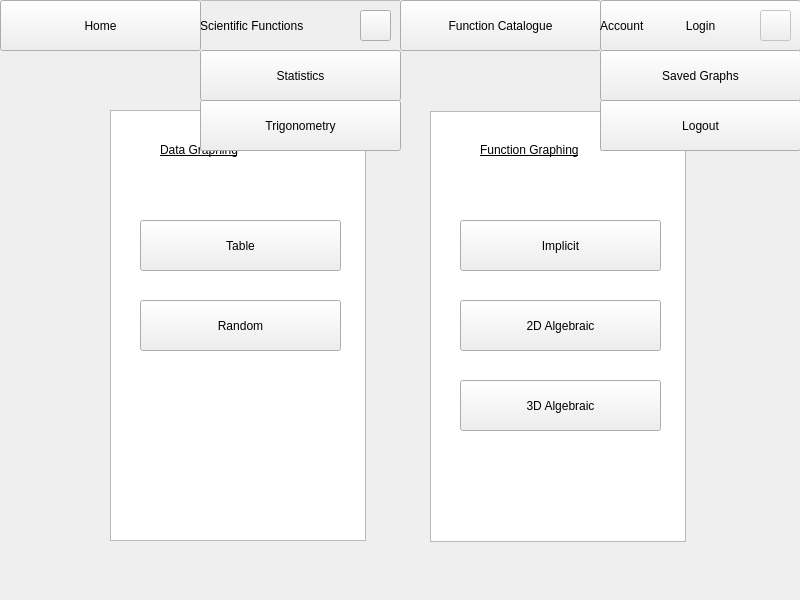
The window that Development/Iterations/Iteration 1/Qt Designer Pages/mainWindow.ui (Trimaz6855/HTNEA) describes before a commit, drawn with Qt 5.
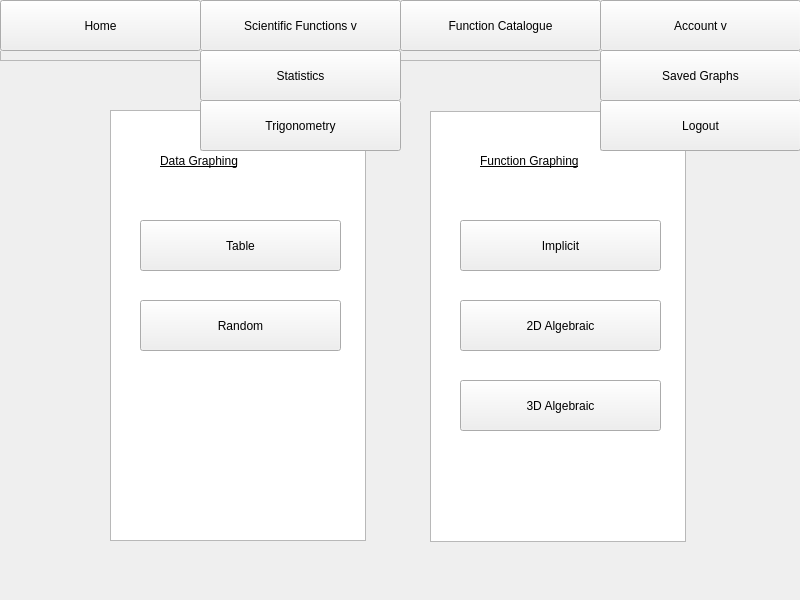
The same window after the commit.

Commit message:
Continued work on main page, completing the work on it for iteration 1. Iteration 1 development is now complete.
Need to test iteration 1 still though.

```diff
--- a/Development/Iterations/Iteration 1/Qt Designer Pages/mainWindow.ui
+++ b/Development/Iterations/Iteration 1/Qt Designer Pages/mainWindow.ui
@@ -10,6 +10,18 @@
     <height>600</height>
    </rect>
   </property>
+  <property name="minimumSize">
+   <size>
+    <width>800</width>
+    <height>600</height>
+   </size>
+  </property>
+  <property name="maximumSize">
+   <size>
+    <width>800</width>
+    <height>600</height>
+   </size>
+  </property>
   <property name="windowTitle">
    <string>MainWindow</string>
   </property>
@@ -24,7 +36,7 @@
      </rect>
     </property>
    </widget>
-   <widget class="QGraphicsView" name="gVFunc">
+   <widget class="QGraphicsView" name="gVMainFunc">
     <property name="geometry">
      <rect>
       <x>430</x>
@@ -40,7 +52,7 @@
       <x>160</x>
       <y>140</y>
       <width>151</width>
-      <height>20</height>
+      <height>41</height>
      </rect>
     </property>
     <property name="font">
@@ -58,11 +70,12 @@
       <x>480</x>
       <y>140</y>
       <width>161</width>
-      <height>20</height>
+      <height>41</height>
      </rect>
     </property>
     <property name="font">
      <font>
+      <pointsize>9</pointsize>
       <underline>true</underline>
      </font>
     </property>
@@ -139,9 +152,9 @@
     <property name="geometry">
      <rect>
       <x>0</x>
-      <y>0</y>
+      <y>-10</y>
       <width>801</width>
-      <height>51</height>
+      <height>71</height>
      </rect>
     </property>
     <property name="frameShape">
@@ -154,7 +167,7 @@
      <property name="geometry">
       <rect>
        <x>0</x>
-       <y>0</y>
+       <y>10</y>
        <width>201</width>
        <height>51</height>
       </rect>
@@ -166,24 +179,11 @@
       <string>Home</string>
      </property>
     </widget>
-    <widget class="QPushButton" name="btnMainSciDrp">
-     <property name="geometry">
-      <rect>
-       <x>360</x>
-       <y>10</y>
-       <width>31</width>
-       <height>31</height>
-      </rect>
-     </property>
-     <property name="text">
-      <string/>
-     </property>
-    </widget>
     <widget class="QPushButton" name="btnMainFunCat">
      <property name="geometry">
       <rect>
        <x>400</x>
-       <y>0</y>
+       <y>10</y>
        <width>201</width>
        <height>51</height>
       </rect>
@@ -199,7 +199,7 @@
      <property name="geometry">
       <rect>
        <x>600</x>
-       <y>0</y>
+       <y>10</y>
        <width>201</width>
        <height>51</height>
       </rect>
@@ -211,66 +211,43 @@
       <string>Login</string>
      </property>
     </widget>
-    <widget class="QPushButton" name="btnMainAccDrp">
-     <property name="enabled">
-      <bool>false</bool>
-     </property>
-     <property name="geometry">
-      <rect>
-       <x>760</x>
-       <y>10</y>
-       <width>31</width>
-       <height>31</height>
-      </rect>
-     </property>
-     <property name="text">
-      <string/>
-     </property>
-    </widget>
-    <widget class="QLabel" name="lblMainSci">
+    <widget class="QPushButton" name="btnMainSciDrp">
      <property name="geometry">
       <rect>
        <x>200</x>
-       <y>0</y>
+       <y>10</y>
        <width>201</width>
        <height>51</height>
       </rect>
      </property>
+     <property name="autoFillBackground">
+      <bool>true</bool>
+     </property>
      <property name="text">
-      <string>Scientific Functions</string>
+      <string>Scientific Functions v</string>
      </property>
-     <property name="scaledContents">
-      <bool>false</bool>
+    </widget>
+    <widget class="QPushButton" name="btnMainAccDrp">
+     <property name="geometry">
+      <rect>
+       <x>600</x>
+       <y>10</y>
+       <width>201</width>
+       <height>51</height>
+      </rect>
      </property>
-     <property name="buddy">
-      <cstring>lblMainSci</cstring>
+     <property name="autoFillBackground">
+      <bool>true</bool>
      </property>
+     <property name="text">
+      <string>Account v</string>
+     </property>
     </widget>
-    <zorder>lblMainSci</zorder>
     <zorder>btnMainLogin</zorder>
-    <zorder>btnMainAccDrp</zorder>
-    <zorder>btnMainSciDrp</zorder>
     <zorder>btnMainFunCat</zorder>
     <zorder>btnMainHome</zorder>
-   </widget>
-   <widget class="QLabel" name="lblMainAcc">
-    <property name="enabled">
-     <bool>true</bool>
-    </property>
-    <property name="geometry">
-     <rect>
-      <x>600</x>
-      <y>0</y>
-      <width>201</width>
-      <height>51</height>
-     </rect>
-    </property>
-    <property name="text">
-     <string>Account</string>
-    </property>
-    <property name="buddy">
-     <cstring>lblMainSci</cstring>
-    </property>
+    <zorder>btnMainSciDrp</zorder>
+    <zorder>btnMainAccDrp</zorder>
    </widget>
    <widget class="QFrame" name="frameSci">
     <property name="geometry">
@@ -368,7 +345,7 @@
      </property>
     </widget>
    </widget>
-   <zorder>gVFunc</zorder>
+   <zorder>gVMainFunc</zorder>
    <zorder>gVMainData</zorder>
    <zorder>lblMainData</zorder>
    <zorder>lblMainFunc</zorder>
@@ -378,7 +355,6 @@
    <zorder>btnMainImplicit</zorder>
    <zorder>btnMainAlgebraic</zorder>
    <zorder>frameBar</zorder>
-   <zorder>lblMainAcc</zorder>
    <zorder>frameSci</zorder>
    <zorder>frameAcc</zorder>
   </widget>
```
Left out of the diff: 18 changed lines with no effect on the pictures. The commit also changes 10 other files.
